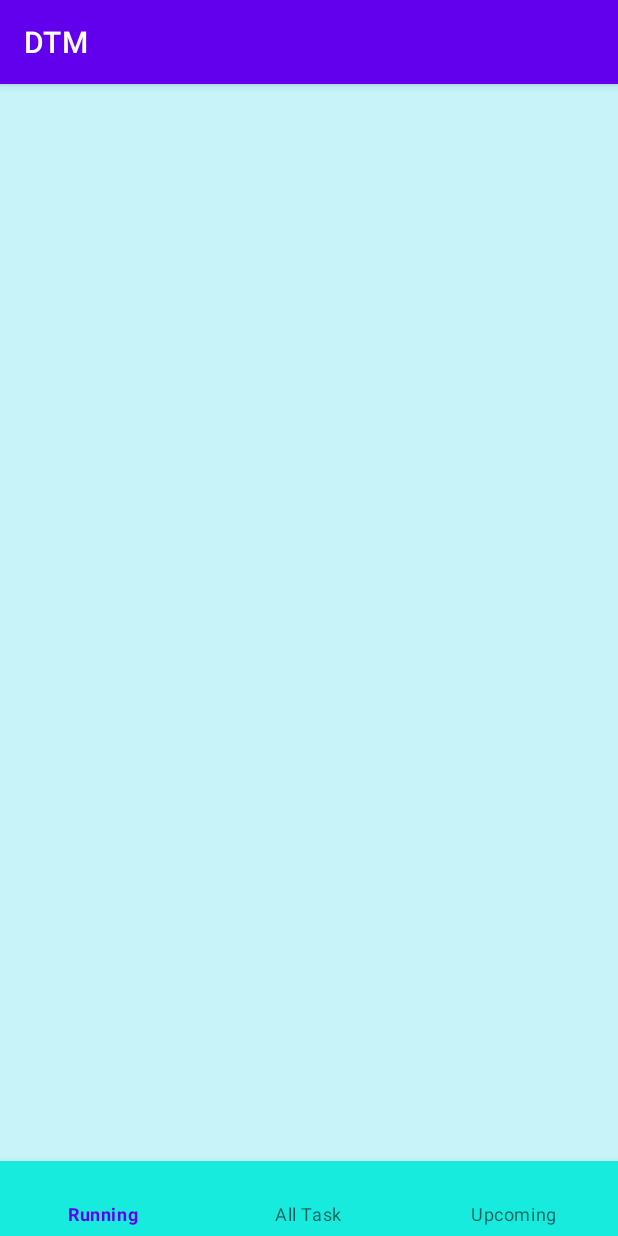
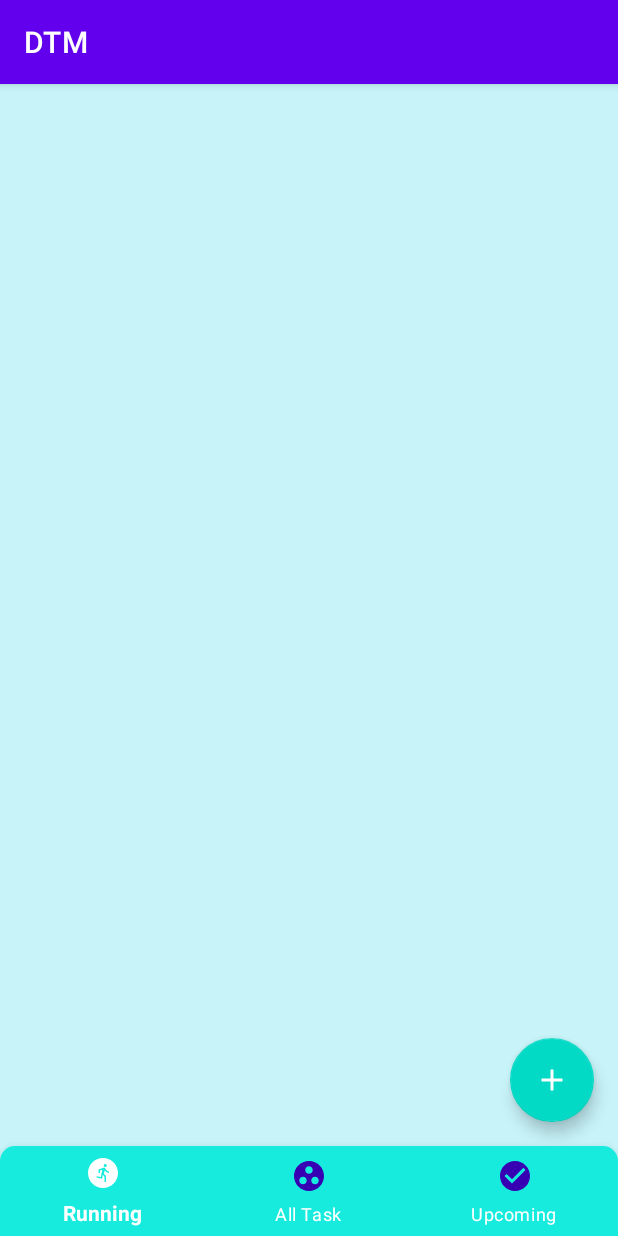
Before and after one commit to dipankar108/dtm, an Android app: the screen it shows after launch (MainActivity), on a phone screen of 412 x 824 dp. Run offline under Robolectric (Android 15) with nearby library versions, the phone set to English and light mode, and no system bars.

Commit message:
Lots of design added to the apps

```diff
--- /dev/null
+++ b/app/src/main/res/color/color_bottomnav.xml
@@ -0,0 +1,5 @@
+<?xml version="1.0" encoding="utf-8"?>
+<selector xmlns:android="http://schemas.android.com/apk/res/android">
+    <item android:color="@color/white" android:state_checked="true" />
+    <item android:color="@color/purple_700" android:state_checked="false" />
+</selector>
--- /dev/null
+++ b/app/src/main/res/drawable/bottomnavstyle.xml
@@ -0,0 +1,7 @@
+<?xml version="1.0" encoding="utf-8"?>
+<shape xmlns:android="http://schemas.android.com/apk/res/android">
+    <solid android:color="@color/bottomnavcolor" />
+    <corners
+        android:topRightRadius="10dp"
+        android:topLeftRadius="10dp" />
+</shape>
--- /dev/null
+++ b/app/src/main/res/drawable/ic_add.xml
@@ -0,0 +1,5 @@
+<vector android:height="24dp" android:tint="#FFF9F9"
+    android:viewportHeight="24" android:viewportWidth="24"
+    android:width="24dp" xmlns:android="http://schemas.android.com/apk/res/android">
+    <path android:fillColor="@android:color/white" android:pathData="M19,13h-6v6h-2v-6H5v-2h6V5h2v6h6v2z"/>
+</vector>
--- /dev/null
+++ b/app/src/main/res/drawable/ic_alltask.xml
@@ -0,0 +1,5 @@
+<vector android:height="24dp" android:tint="#FFF9F9"
+    android:viewportHeight="24" android:viewportWidth="24"
+    android:width="24dp" xmlns:android="http://schemas.android.com/apk/res/android">
+    <path android:fillColor="@android:color/white" android:pathData="M12,2C6.48,2 2,6.48 2,12s4.48,10 10,10 10,-4.48 10,-10S17.52,2 12,2zM8,17.5c-1.38,0 -2.5,-1.12 -2.5,-2.5s1.12,-2.5 2.5,-2.5 2.5,1.12 2.5,2.5 -1.12,2.5 -2.5,2.5zM9.5,8c0,-1.38 1.12,-2.5 2.5,-2.5s2.5,1.12 2.5,2.5 -1.12,2.5 -2.5,2.5S9.5,9.38 9.5,8zM16,17.5c-1.38,0 -2.5,-1.12 -2.5,-2.5s1.12,-2.5 2.5,-2.5 2.5,1.12 2.5,2.5 -1.12,2.5 -2.5,2.5z"/>
+</vector>
--- /dev/null
+++ b/app/src/main/res/drawable/ic_runningtask.xml
@@ -0,0 +1,5 @@
+<vector android:height="24dp" android:tint="#FFF9F9"
+    android:viewportHeight="24" android:viewportWidth="24"
+    android:width="24dp" xmlns:android="http://schemas.android.com/apk/res/android">
+    <path android:fillColor="@android:color/white" android:pathData="M12,2C6.48,2 2,6.48 2,12c0,5.52 4.48,10 10,10s10,-4.48 10,-10C22,6.48 17.52,2 12,2zM13.5,6c0.55,0 1,0.45 1,1c0,0.55 -0.45,1 -1,1s-1,-0.45 -1,-1C12.5,6.45 12.95,6 13.5,6zM16,12c-0.7,0 -2.01,-0.54 -2.91,-1.76l-0.41,2.35L14,14.03V18h-1v-3.58l-1.11,-1.21l-0.52,2.64L7.6,15.08l0.2,-0.98l2.78,0.57l0.96,-4.89L10,10.35V12H9V9.65l3.28,-1.21c0.49,-0.18 1.03,0.06 1.26,0.53C14.37,10.67 15.59,11 16,11V12z"/>
+</vector>
--- /dev/null
+++ b/app/src/main/res/drawable/ic_taskcomplete.xml
@@ -0,0 +1,5 @@
+<vector android:height="24dp" android:tint="#FFF9F9"
+    android:viewportHeight="24" android:viewportWidth="24"
+    android:width="24dp" xmlns:android="http://schemas.android.com/apk/res/android">
+    <path android:fillColor="@android:color/white" android:pathData="M12,2C6.48,2 2,6.48 2,12s4.48,10 10,10 10,-4.48 10,-10S17.52,2 12,2zM10,17l-5,-5 1.41,-1.41L10,14.17l7.59,-7.59L19,8l-9,9z"/>
+</vector>
--- a/app/src/main/res/layout/activity_main.xml
+++ b/app/src/main/res/layout/activity_main.xml
@@ -8,6 +8,7 @@
     tools:context=".MainActivity">
 
     <androidx.recyclerview.widget.RecyclerView
+        android:id="@+id/recyclerView"
         android:layout_width="match_parent"
         android:layout_height="0dp"
         app:layout_constraintBottom_toTopOf="@+id/bottomNavigationView"
@@ -15,14 +16,26 @@
         app:layout_constraintStart_toStartOf="parent"
         app:layout_constraintTop_toTopOf="parent" />
 
+    <com.google.android.material.floatingactionbutton.FloatingActionButton
+        android:layout_width="wrap_content"
+        android:layout_height="wrap_content"
+        android:layout_marginEnd="16dp"
+        android:layout_marginBottom="16dp"
+        android:src="@drawable/ic_add"
+        app:tint="@color/white"
+        app:layout_constraintBottom_toBottomOf="@+id/recyclerView"
+        app:layout_constraintEnd_toEndOf="parent" />
+
     <com.google.android.material.bottomnavigation.BottomNavigationView
         android:id="@+id/bottomNavigationView"
         android:layout_width="match_parent"
-        android:layout_height="50dp"
+        android:layout_height="60dp"
+        android:background="@drawable/bottomnavstyle"
+        app:itemIconTint="@color/color_bottomnav"
+        app:itemTextAppearanceActive="@color/white"
+        app:itemTextColor="@color/white"
         app:layout_constraintBottom_toBottomOf="parent"
         app:layout_constraintEnd_toEndOf="parent"
         app:layout_constraintStart_toStartOf="parent"
-        app:menu="@menu/bottomnav"
-        android:background="@color/bottomnavcolor"
-        />
+        app:menu="@menu/bottomnav" />
 </androidx.constraintlayout.widget.ConstraintLayout>
--- /dev/null
+++ b/app/src/main/res/layout/alltask.xml
@@ -0,0 +1,6 @@
+<?xml version="1.0" encoding="utf-8"?>
+<androidx.constraintlayout.widget.ConstraintLayout xmlns:android="http://schemas.android.com/apk/res/android"
+    android:layout_width="match_parent"
+    android:layout_height="match_parent">
+
+</androidx.constraintlayout.widget.ConstraintLayout>
--- /dev/null
+++ b/app/src/main/res/layout/upcomingtask.xml
@@ -0,0 +1,6 @@
+<?xml version="1.0" encoding="utf-8"?>
+<androidx.constraintlayout.widget.ConstraintLayout xmlns:android="http://schemas.android.com/apk/res/android"
+    android:layout_width="match_parent"
+    android:layout_height="match_parent">
+
+</androidx.constraintlayout.widget.ConstraintLayout>
--- a/app/src/main/res/menu/bottomnav.xml
+++ b/app/src/main/res/menu/bottomnav.xml
@@ -2,11 +2,14 @@
 <menu xmlns:android="http://schemas.android.com/apk/res/android">
     <item
         android:id="@+id/menu_running_id"
+        android:icon="@drawable/ic_runningtask"
         android:title="Running" />
     <item
         android:id="@+id/menu_allTask_id"
+        android:icon="@drawable/ic_alltask"
         android:title="All Task" />
     <item
         android:id="@+id/menu_upcomingTask_id"
+        android:icon="@drawable/ic_taskcomplete"
         android:title="Upcoming" />
 </menu>
```
